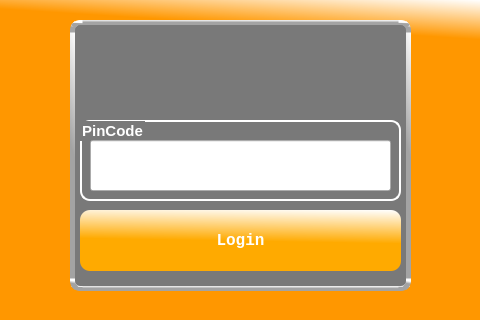
Before: the Qt Designer form HPOS/loginScreen.ui in MinniHai/HPoS_Pi, drawn with Qt 5.
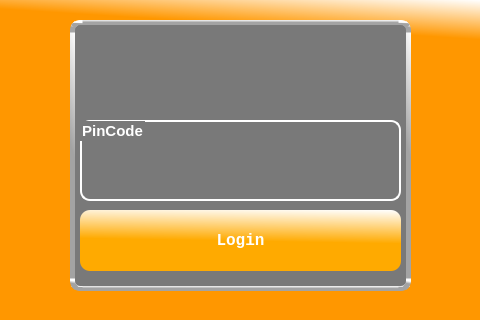
After: the same form once the commit is applied. Icons and pictures are not drawn.

```diff
--- a/HPOS/loginScreen.ui
+++ b/HPOS/loginScreen.ui
@@ -117,36 +117,6 @@
     <property name="title">
      <string>PinCode</string>
     </property>
-    <widget class="QLineEdit" name="ledPassword">
-     <property name="geometry">
-      <rect>
-       <x>10</x>
-       <y>20</y>
-       <width>301</width>
-       <height>51</height>
-      </rect>
-     </property>
-     <property name="font">
-      <font>
-       <pointsize>18</pointsize>
-      </font>
-     </property>
-     <property name="cursor">
-      <cursorShape>ArrowCursor</cursorShape>
-     </property>
-     <property name="text">
-      <string/>
-     </property>
-     <property name="echoMode">
-      <enum>QLineEdit::Password</enum>
-     </property>
-     <property name="alignment">
-      <set>Qt::AlignCenter</set>
-     </property>
-     <property name="readOnly">
-      <bool>false</bool>
-     </property>
-    </widget>
    </widget>
    <widget class="QPushButton" name="btnLogin">
     <property name="geometry">
```
